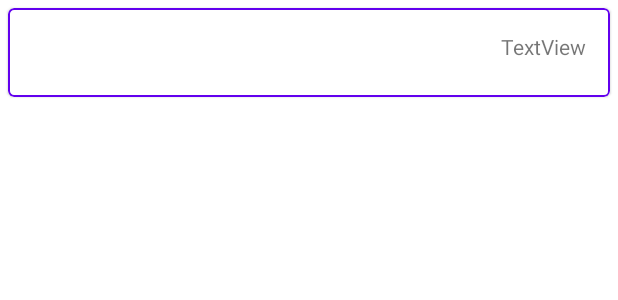
After one commit to gsvvrm/MyMoney, an Android app: the layout list_item_date_for_list.xml on its own in the app's theme, with its tools: preview values and no code run, on a phone screen of 412 x 824 dp. The commit adds this screen. Shown: the top 300 px of the screen. Run offline under Robolectric (Android 15) with nearby library versions, the phone set to English and light mode, and no system bars.

Commit message:
начало работы над списком по датам

```diff
--- a/app/src/main/java/com/gsa/mymoney/HistoryFragment.kt
+++ b/app/src/main/java/com/gsa/mymoney/HistoryFragment.kt
@@ -62,6 +62,11 @@ class HistoryFragment : Fragment() {
         })
     }
 
+    //холдер для даты
+
+    //адаптер для даты
+
+
     //холдер для покупки
     private inner class PurchaseHolder (view: View) : RecyclerView.ViewHolder(view) {
 
--- a/app/src/main/java/com/gsa/mymoney/database/PurchaseDao.kt
+++ b/app/src/main/java/com/gsa/mymoney/database/PurchaseDao.kt
@@ -30,6 +30,14 @@ interface PurchaseDao {
     @Query ("select sum(price) from Purchase where category = (:category) and date between :date1 and :date2 order by date desc")
     fun getPriceForCategory (category: String, date1: Date, date2: Date) : LiveData<Float?>
 
+    //запрос дат действий
+    @Query("select distinct date from Purchase order by date desc")
+    fun getDatePurchaseList () : LiveData<List<Date>>
+
+    //запрос действий за дату
+    @Query ("select * from Purchase where date=(:date)")
+    fun getPurchasesForDate(date: Date) : LiveData<List<Purchase>>
+
 
 
 }
--- /dev/null
+++ b/app/src/main/res/layout/list_item_date_for_list.xml
@@ -0,0 +1,52 @@
+<?xml version="1.0" encoding="utf-8"?>
+<LinearLayout xmlns:android="http://schemas.android.com/apk/res/android"
+    xmlns:app="http://schemas.android.com/apk/res-auto"
+    xmlns:tools="http://schemas.android.com/tools"
+    android:id="@+id/linearLayout"
+    android:layout_width="match_parent"
+    android:layout_height="wrap_content"
+    android:orientation="vertical">
+
+    <com.google.android.material.card.MaterialCardView
+        android:layout_width="match_parent"
+        android:layout_height="wrap_content"
+        android:layout_margin="5dp"
+        android:elevation="10dp"
+        app:cardMaxElevation="10dp"
+        app:strokeColor="@color/design_default_color_primary"
+        app:strokeWidth="1dp">
+
+        <androidx.constraintlayout.widget.ConstraintLayout
+            android:layout_width="match_parent"
+            android:layout_height="wrap_content">
+
+            <TextView
+                android:id="@+id/textViewDateComForList"
+                android:layout_width="wrap_content"
+                android:layout_height="wrap_content"
+                android:layout_marginTop="16dp"
+                android:layout_marginEnd="16dp"
+                android:text="TextView"
+                app:layout_constraintEnd_toEndOf="parent"
+                app:layout_constraintTop_toTopOf="parent" />
+
+            <androidx.recyclerview.widget.RecyclerView
+                android:id="@+id/purchaseRecyclerViewFromDate"
+                android:layout_width="match_parent"
+                android:layout_height="wrap_content"
+                android:layout_marginStart="8dp"
+                android:layout_marginTop="16dp"
+                android:layout_marginEnd="8dp"
+                android:layout_marginBottom="8dp"
+                app:layout_constraintBottom_toBottomOf="parent"
+                app:layout_constraintEnd_toEndOf="parent"
+                app:layout_constraintStart_toStartOf="parent"
+                app:layout_constraintTop_toBottomOf="@+id/textViewDateComForList">
+
+            </androidx.recyclerview.widget.RecyclerView>
+
+        </androidx.constraintlayout.widget.ConstraintLayout>
+
+    </com.google.android.material.card.MaterialCardView>
+
+</LinearLayout>
```
